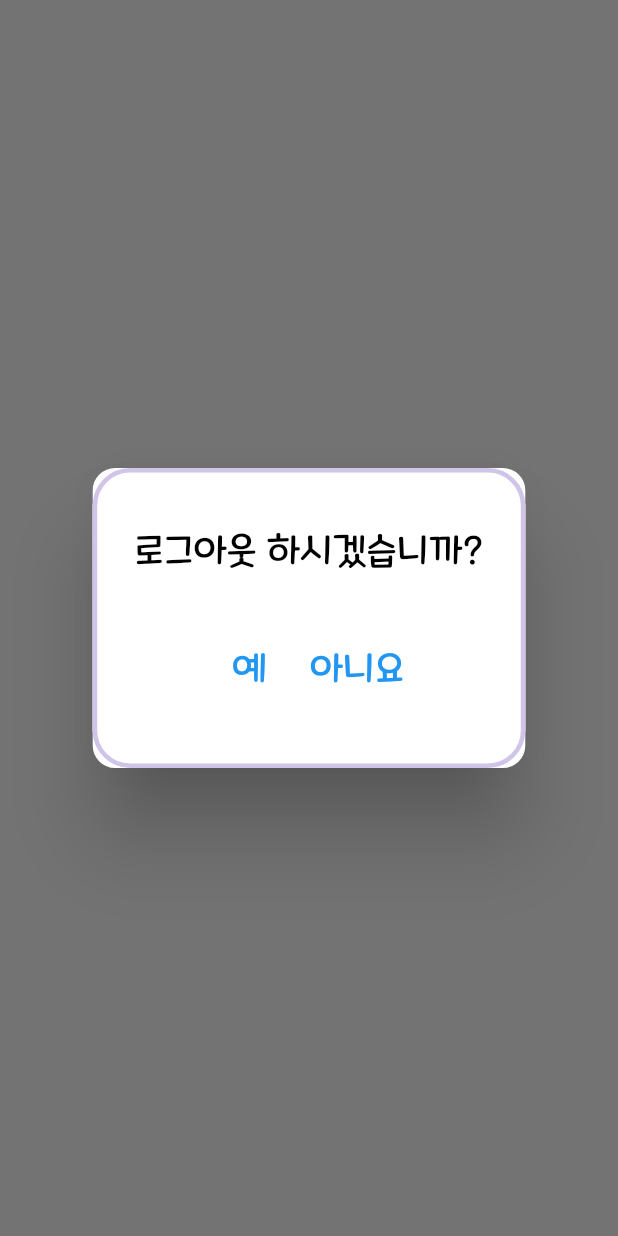
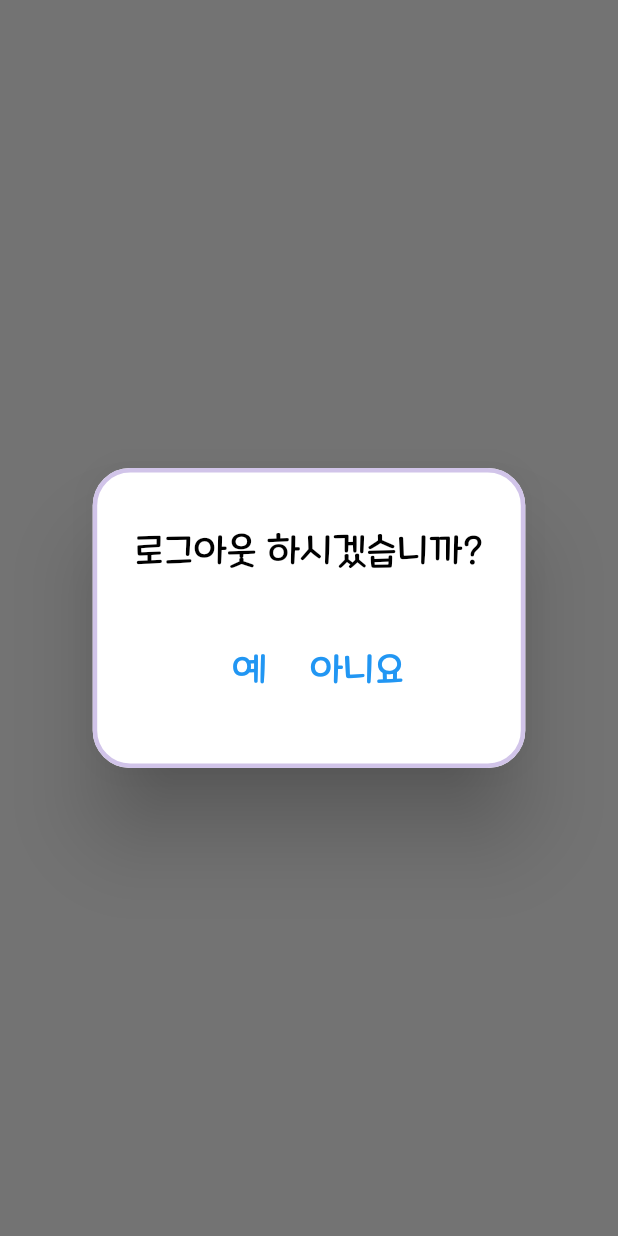
Before and after one commit to meohyun/neologism_quiz, a Flutter app: what logout() shows on an empty page, opened directly, on a phone screen of 412 x 824 dp. Run offline on Flutter 3.47's test engine with Material 2 defaults, Android fonts, the phone set to English and light mode, and no system bars; our stand-ins replace cloud_firestore, firebase_auth, firebase_core, firebase_messaging, firebase_storage, flutter_local_notifications and 4 more; missing offline and left inert: soundpool; accounts and stored records are empty.

Commit message:
2023.05.03 06:48

```diff
--- a/lib/neo_function/settings.dart
+++ b/lib/neo_function/settings.dart
@@ -19,15 +19,9 @@ void logout(context) {
                           ? Colors.white
                           : Colors.deepPurple.shade100),
                   borderRadius: const BorderRadius.all(Radius.circular(25))),
-            child: Container(
+            child: SizedBox(
               width: MediaQuery.of(context).size.width * 0.7,
               height: 200,
-              decoration: BoxDecoration(
-                  color: Get.find<BlackModeController>().blackmode == true
-                      ? Colors.black
-                      : Colors.white,
-                  borderRadius: BorderRadius.circular(15.0),
-                  border: Border.all(color: Colors.white, width: 1.0)),
               child: Column(
                 mainAxisAlignment: MainAxisAlignment.spaceEvenly,
                 children: [
--- a/lib/pages/dictionary_page/dict_neologism.dart
+++ b/lib/pages/dictionary_page/dict_neologism.dart
@@ -13,6 +13,7 @@ bool category_selected = false;
 
 setinit() {
   category_filtered = "전체";
+  category_index = 0;
 }
 
 class NeologismDict extends StatefulWidget {
```
